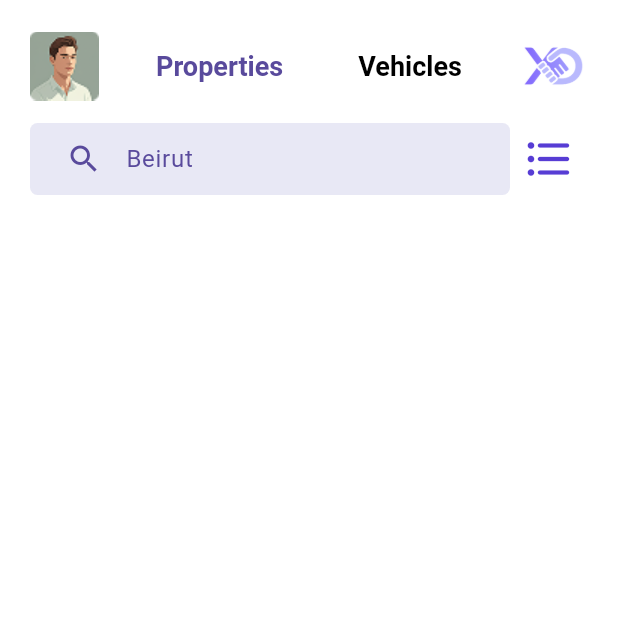
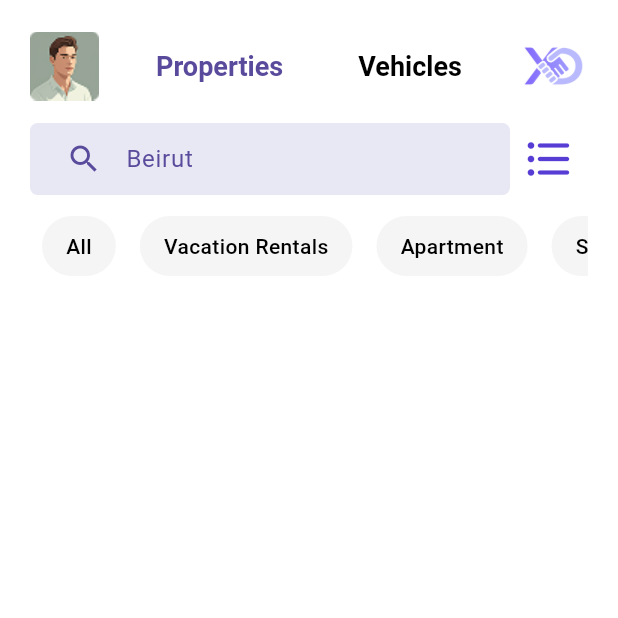
Before and after one commit to YahyaNashar22/xdeal, a Flutter app: the HomeScreen screen opened directly, after a tap on the "format list bulleted" icon, on a phone screen of 412 x 824 dp, the top half of it. Run offline on Flutter 3.47's test engine with Material 3 defaults, Android fonts, the phone set to English and light mode, and no system bars.

Commit message:
added filters widget

```diff
--- /dev/null
+++ b/lib/dummy_data.dart
@@ -0,0 +1,10 @@
+class DummyData {
+  static List<String> propertyCategories = [
+    "Vacation Rentals",
+    "Apartment",
+    "Studio",
+    "Chalet",
+    "Cabins",
+    "Mansions",
+  ];
+}
--- a/lib/screens/home_screen.dart
+++ b/lib/screens/home_screen.dart
@@ -11,8 +11,10 @@ class HomeScreen extends StatefulWidget {
 }
 
 class _HomeScreenState extends State<HomeScreen> {
+  // view index for properties and vehicles
   int selectedView = 0;
 
+  // change view between properties and vehicles
   void selectView(int index) {
     setState(() {
       selectedView = index;
--- /dev/null
+++ b/lib/widgets/filters.dart
@@ -0,0 +1,46 @@
+import 'package:flutter/material.dart';
+import 'package:xdeal/dummy_data.dart';
+import 'package:xdeal/utils/app_colors.dart';
+
+class Filters extends StatelessWidget {
+  const Filters({super.key});
+
+  @override
+  Widget build(BuildContext context) {
+    return SizedBox(
+      height: 40, // set height for horizontal list
+      child: ListView.builder(
+        scrollDirection: Axis.horizontal,
+        itemCount: DummyData.propertyCategories.length + 1, // 👈 +1 for "All",
+        itemBuilder: (context, index) {
+          final label = index == 0
+              ? "All"
+              : DummyData.propertyCategories[index - 1]; // 👈 shift by 1
+
+          return InkWell(
+            onTap: () {
+              debugPrint(label);
+            },
+            child: Container(
+              margin: const EdgeInsets.symmetric(horizontal: 8),
+              padding: const EdgeInsets.symmetric(horizontal: 16),
+              decoration: BoxDecoration(
+                color: AppColors.inputBg,
+                borderRadius: BorderRadius.circular(20),
+              ),
+              child: Center(
+                child: Text(
+                  label,
+                  style: const TextStyle(
+                    fontSize: 14,
+                    fontWeight: FontWeight.w500,
+                  ),
+                ),
+              ),
+            ),
+          );
+        },
+      ),
+    );
+  }
+}
--- a/lib/widgets/search_bar_and_filter.dart
+++ b/lib/widgets/search_bar_and_filter.dart
@@ -1,6 +1,11 @@
 import 'package:flutter/material.dart';
+import 'package:xdeal/dummy_data.dart';
 import 'package:xdeal/theme/app_theme.dart';
 import 'package:xdeal/utils/app_colors.dart';
+import 'package:xdeal/widgets/filters.dart';
+
+// TODO: implement search bar and filter functionality
+// TODO: fetch filters from backend
 
 class SearchBarAndFilter extends StatefulWidget {
   const SearchBarAndFilter({super.key});
@@ -11,6 +16,13 @@ class SearchBarAndFilter extends StatefulWidget {
 
 class _SearchBarAndFilterState extends State<SearchBarAndFilter> {
   final TextEditingController _searchController = TextEditingController();
+  bool _showFilters = false;
+
+  void _toggleFiltersVisibility() {
+    setState(() {
+      _showFilters = !_showFilters;
+    });
+  }
 
   @override
   void dispose() {
@@ -20,7 +32,9 @@ class _SearchBarAndFilterState extends State<SearchBarAndFilter> {
 
   @override
   Widget build(BuildContext context) {
-    return Row(
+    return Column(
+      children: [
+        Row(
           children: [
             Expanded(
               child: Container(
@@ -28,7 +42,10 @@ class _SearchBarAndFilterState extends State<SearchBarAndFilter> {
                   color: AppTheme.inputBackground,
                   borderRadius: BorderRadius.circular(5),
                 ),
-            padding: const EdgeInsets.symmetric(horizontal: 12.0, vertical: 0),
+                padding: const EdgeInsets.symmetric(
+                  horizontal: 12.0,
+                  vertical: 0,
+                ),
                 height: 48,
                 child: TextField(
                   controller: _searchController,
@@ -36,13 +53,16 @@ class _SearchBarAndFilterState extends State<SearchBarAndFilter> {
                   decoration: InputDecoration(
                     hintText: "Beirut",
                     hintStyle: TextStyle(color: AppTheme.primaryColor),
-                prefixIcon: Icon(Icons.search, color: AppTheme.primaryColor),
+                    prefixIcon: Icon(
+                      Icons.search,
+                      color: AppTheme.primaryColor,
+                    ),
                   ),
                 ),
               ),
             ),
             IconButton(
-          onPressed: () {},
+              onPressed: () => _toggleFiltersVisibility(),
               icon: Icon(
                 Icons.format_list_bulleted_rounded,
                 color: AppColors.primary,
@@ -50,6 +70,10 @@ class _SearchBarAndFilterState extends State<SearchBarAndFilter> {
               ),
             ),
           ],
+        ),
+        const SizedBox(height: 12),
+        if (_showFilters) Filters(),
+      ],
     );
   }
 }
```
Lines whose indentation alone changed are shown as unchanged.
